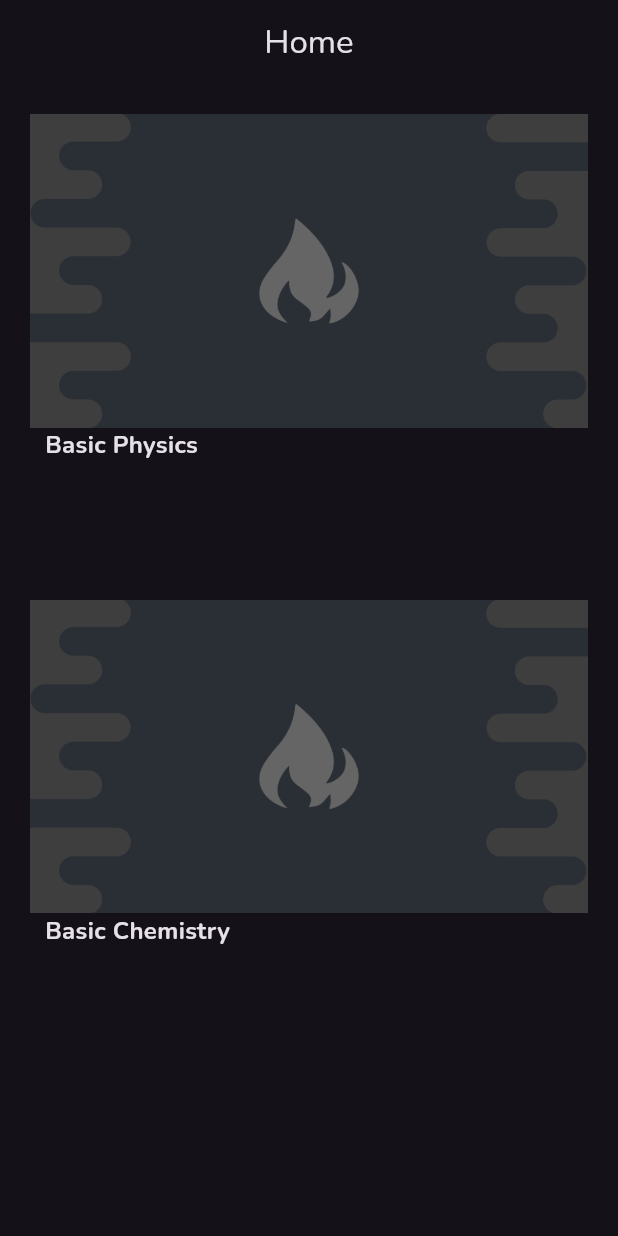
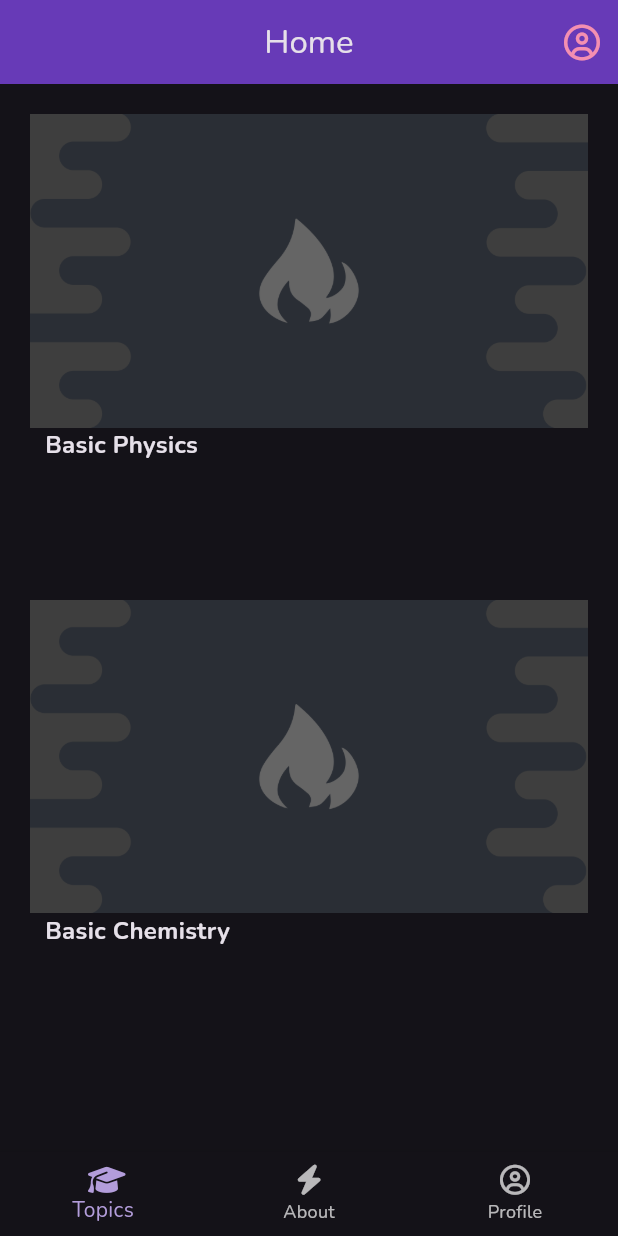
Before and after one commit to nxrmxt/QUIZ-APP, a Flutter app: the HomeScreen screen opened directly, on a phone screen of 412 x 824 dp. Run offline on Flutter 3.47's test engine with Material 2 defaults, Android fonts, the light colour scheme and no system bars; our stand-ins replace cloud_firestore, firebase_auth, firebase_core, font_awesome_flutter, google_fonts, rxdart; accounts and stored records are empty; generated files the repository leaves out were written again.

Commit message:
fixed homePage

```diff
--- a/lib/home/home.dart
+++ b/lib/home/home.dart
@@ -1,6 +1,7 @@
 import 'package:flutter/material.dart';
+import 'package:font_awesome_flutter/font_awesome_flutter.dart';
+import 'package:quizapp/shared/bottom_nav.dart';
 import 'package:quizapp/topics/topics.dart';
-import 'package:cloud_firestore/cloud_firestore.dart';
 
 class HomeScreen extends StatelessWidget {
   const HomeScreen({super.key});
@@ -13,7 +14,17 @@ class HomeScreen extends StatelessWidget {
       child: Scaffold(
         appBar: AppBar(
           title: const Text("Home"),
+          backgroundColor: Colors.deepPurple,
           centerTitle: true,
+          actions: [
+            IconButton(
+              icon: Icon(
+                FontAwesomeIcons.circleUser,
+                color: Colors.pink[200],
+              ),
+              onPressed: () => Navigator.pushNamed(context, '/profile'),
+            )
+          ],
         ),
         body: Column(
           children: [
@@ -101,7 +112,9 @@ class HomeScreen extends StatelessWidget {
               ),
             ),
           ],
-          )),
+        ),
+        bottomNavigationBar: const BottomNavBar(),
+      ),
     );
   }
 }
--- a/lib/profile/profile.dart
+++ b/lib/profile/profile.dart
@@ -1,10 +1,8 @@
-
 import 'package:cloud_firestore/cloud_firestore.dart';
 import 'package:firebase_auth/firebase_auth.dart';
 import 'package:flutter/material.dart';
 import 'package:provider/provider.dart';
 import 'package:quizapp/services/services.dart';
-import 'package:quizapp/shared/shared.dart';
 
 class ProfileScreen extends StatefulWidget {
   const ProfileScreen({super.key});
@@ -45,7 +43,6 @@ class _ProfileScreenState extends State<ProfileScreen> {
   @override
   Widget build(BuildContext context) {
     var report = Provider.of<Report>(context);
-
 
     return Scaffold(
       appBar: AppBar(
--- a/lib/quiz/quiz.dart
+++ b/lib/quiz/quiz.dart
@@ -210,8 +210,7 @@ class QuestionPage extends StatelessWidget {
                 style: const TextStyle(fontSize: 18, color: Colors.white54),
               ),
               ElevatedButton(
-                style: ElevatedButton.styleFrom(
-                    primary: Colors.green ),
+                style: ElevatedButton.styleFrom(primary: Colors.green),
                 child: Text(
                   correct ? 'Onward!' : 'Next',
                   style: const TextStyle(
@@ -223,7 +222,6 @@ class QuestionPage extends StatelessWidget {
                 onPressed: () {
                   if (correct) {
                     state.nextPage();
-
                   }
                   state.nextPage();
                   Navigator.pop(context);
--- a/lib/routes.dart
+++ b/lib/routes.dart
@@ -1,7 +1,6 @@
 import 'package:quizapp/about/about.dart';
 import 'package:quizapp/auth_screens/sign_up_screen.dart';
 import 'package:quizapp/profile/profile.dart';
-import 'package:quizapp/topics/topics.dart';
 import 'package:quizapp/home/home.dart';
 
 import 'auth_screens/login.dart';
```
Also changed, not shown: lib/auth_screens/login.dart (+5 -18 lines), lib/topics/topics.dart (+0 -12 lines). Lines whose indentation alone changed are shown as unchanged.
